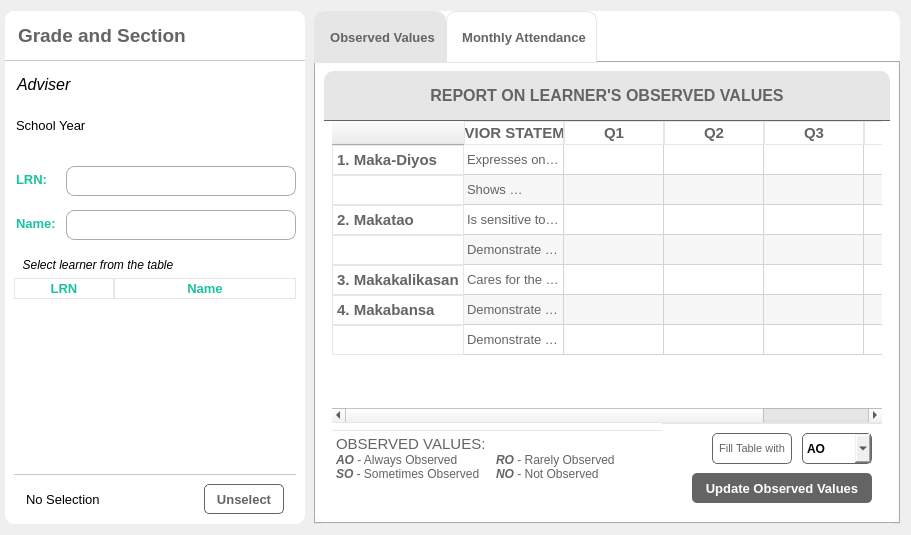
Above: LMS_v2.1/ui/attendanceOV.ui from jpcanas/School_LMSv2 before the change. Below: the same form after it.
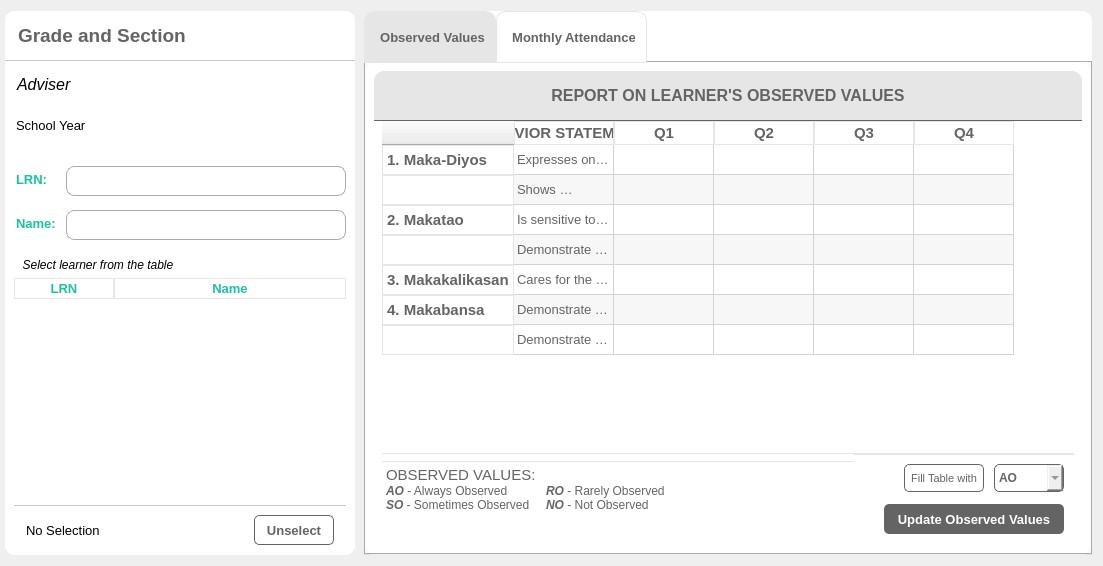
That is the form after the change. The open tabs and pages were chosen to show the change. Icons and pictures are not drawn.

Diff of the .ui file:
```diff
--- a/LMS_v2.1/ui/attendanceOV.ui
+++ b/LMS_v2.1/ui/attendanceOV.ui
@@ -6,8 +6,8 @@
    <rect>
     <x>0</x>
     <y>0</y>
-    <width>911</width>
-    <height>535</height>
+    <width>1103</width>
+    <height>566</height>
    </rect>
   </property>
   <property name="windowTitle">
@@ -1295,7 +1295,7 @@
                         <x>50</x>
                         <y>10</y>
                         <width>80</width>
-                        <height>31</height>
+                        <height>28</height>
                        </rect>
                       </property>
                       <property name="minimumSize">
@@ -1326,6 +1326,10 @@
 }
 QPushButton:hover, QPushButton:focus{
 	background-color: rgb(230, 230, 230);
+}
+QPushButton:disabled{
+	border-color: rgb(230, 230, 230);
+	color: rgb(230, 230, 230);
 }</string>
                       </property>
                       <property name="text">
@@ -1338,7 +1342,7 @@
                         <x>140</x>
                         <y>10</y>
                         <width>70</width>
-                        <height>31</height>
+                        <height>28</height>
                        </rect>
                       </property>
                       <property name="minimumSize">
@@ -1363,6 +1367,11 @@
                        <string notr="true">QComboBox{
 	border-radius: 5px;
 	border: 1px solid rgb(100, 100, 100);
+	color: rgb(100, 100, 100);
+}
+QComboBox:disabled{
+	border-color: rgb(230, 230, 230);
+	color: rgb(230, 230, 230);
 }</string>
                       </property>
                       <item>
```
